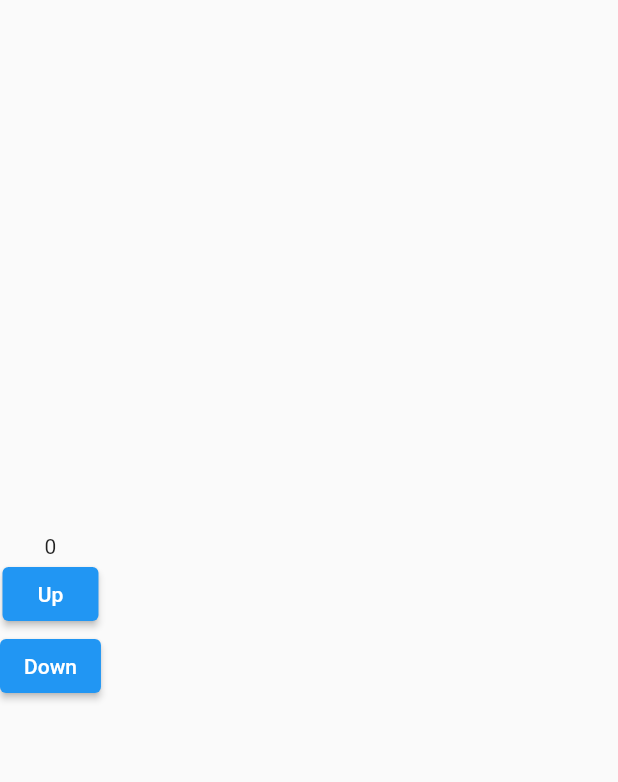
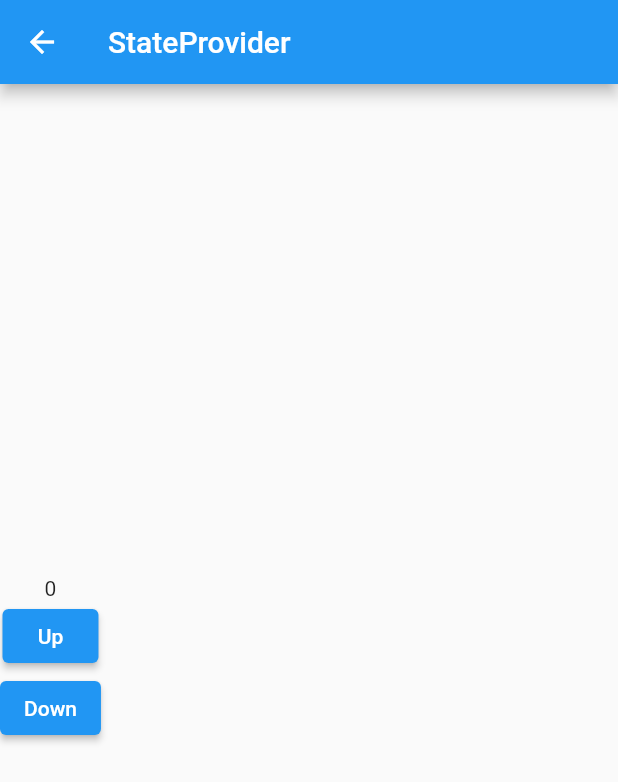
Before and after one commit to thdthdYi/flutter_riverpod_provider, a Flutter app: the screen it shows after launch, after a tap on "StateProvider", on a phone screen of 412 x 824 dp. Shown: the top 782 px of the screen. Run offline on Flutter 3.47's test engine with Material 2 defaults, Android fonts, the phone set to English and light mode, and no system bars; our stand-ins replace flutter_riverpod.

Commit message:
future provider 예제

```diff
--- a/lib/view/homescreen.dart
+++ b/lib/view/homescreen.dart
@@ -1,5 +1,7 @@
 import 'package:flutter/material.dart';
+import 'package:flutter_riverpod_provider/view/statenotifierprovider_screen.dart';
 
+import 'futureprovider_screen.dart';
 import 'stateprovider_screen.dart';
 
 class HomeScreen extends StatelessWidget {
@@ -8,6 +10,9 @@ class HomeScreen extends StatelessWidget {
   @override
   Widget build(BuildContext context) {
     return Scaffold(
+      appBar: AppBar(
+        title: const Text('Riverpob Provider'),
+      ),
       body: ListView(
         children: [
           Center(
@@ -22,6 +27,30 @@ class HomeScreen extends StatelessWidget {
               child: const Text("StateProvider"),
             ),
           ),
+          Center(
+            child: ElevatedButton(
+              onPressed: () {
+                Navigator.of(context).push(
+                  MaterialPageRoute(
+                    builder: (_) => const StateNotifierProviderScreen(),
+                  ),
+                );
+              },
+              child: const Text("StateNotifierProvider"),
+            ),
+          ),
+          Center(
+            child: ElevatedButton(
+              onPressed: () {
+                Navigator.of(context).push(
+                  MaterialPageRoute(
+                    builder: (_) => const FutureProviderScreen(),
+                  ),
+                );
+              },
+              child: const Text("FutureProvider"),
+            ),
+          ),
         ],
       ),
     );
--- a/lib/view/stateprovider_screen.dart
+++ b/lib/view/stateprovider_screen.dart
@@ -15,7 +15,11 @@ class StateProviderScreen extends ConsumerWidget {
     final provider = ref.watch(numberProvider);
 
     return Scaffold(
+      appBar: AppBar(
+        title: const Text('StateProvider'),
+      ),
       body: Column(
+        crossAxisAlignment: CrossAxisAlignment.center,
         mainAxisAlignment: MainAxisAlignment.center,
         children: [
           Text(provider.toString()),
```
Also changed, not shown: lib/model/itemmodel.dart (added, +8 -0 lines), lib/provider/futureprovider.dart (+8 -0 lines), lib/provider/statenotifierprovider.dart (+32 -0 lines), lib/view/futureprovider_screen.dart (added, +36 -0 lines), lib/view/statenotifierprovider_screen.dart (added, +39 -0 lines).
